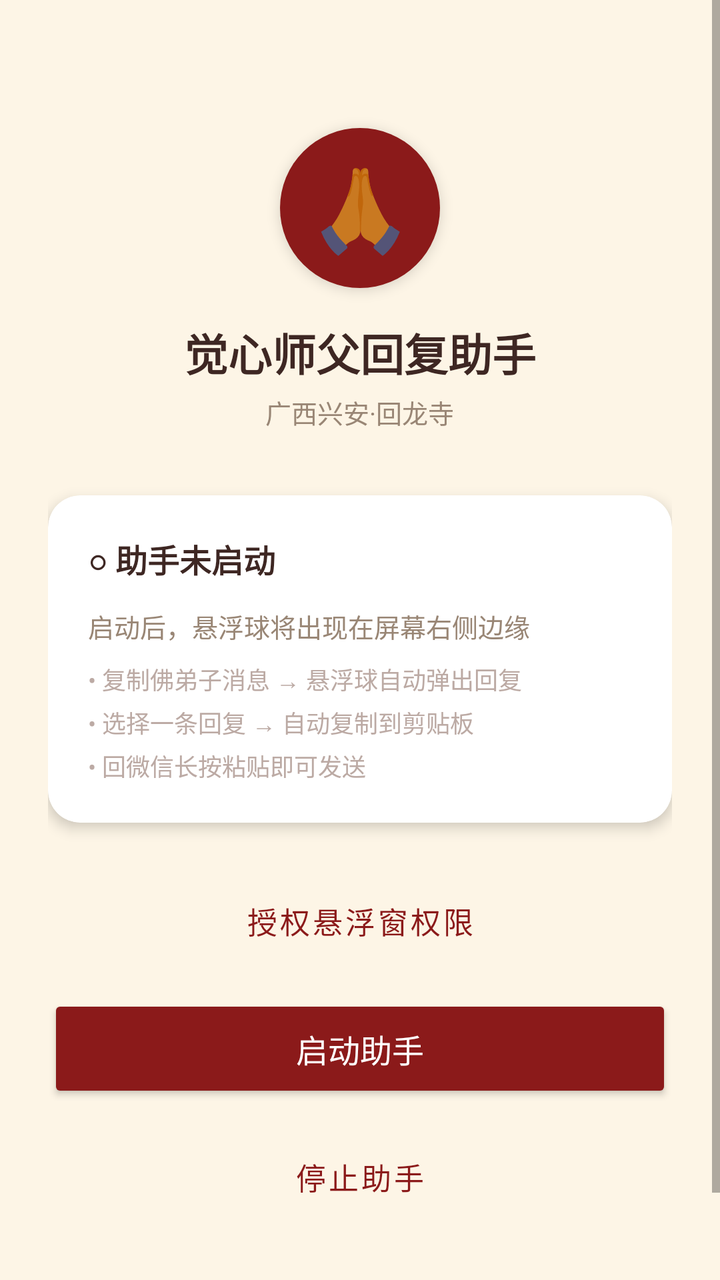
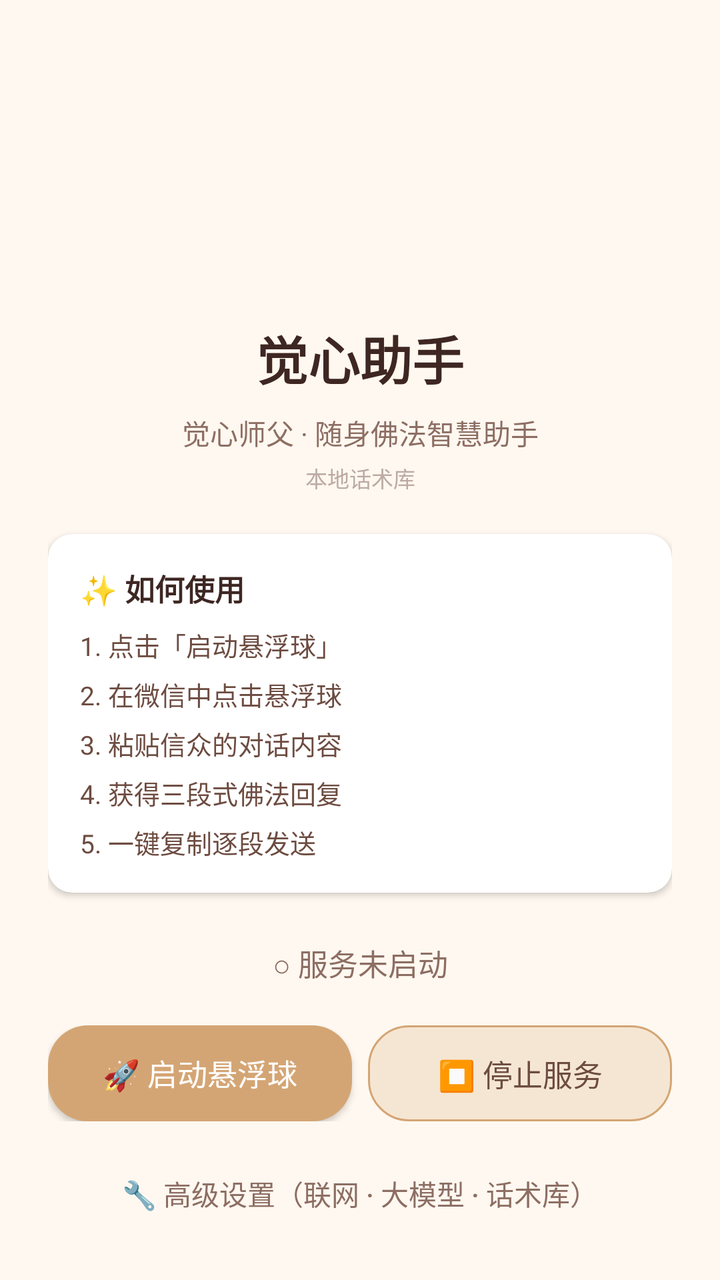

Compare the two renders of this Android layout. The source of the first and the diff that turns it into the second are given below.
<!-- AndroidManifest.xml: activity theme Theme.JuexinAssistant -->
<!-- res/layout/activity_main.xml -->
<?xml version="1.0" encoding="utf-8"?>
<ScrollView xmlns:android="http://schemas.android.com/apk/res/android"
    xmlns:app="http://schemas.android.com/apk/res-auto"
    android:layout_width="match_parent"
    android:layout_height="match_parent"
    android:background="#FDF5E6">

    <LinearLayout
        android:layout_width="match_parent"
        android:layout_height="wrap_content"
        android:orientation="vertical"
        android:padding="24dp"
        android:gravity="center_horizontal">

        
        <TextView
            android:layout_width="80dp"
            android:layout_height="80dp"
            android:layout_marginTop="40dp"
            android:layout_marginBottom="16dp"
            android:gravity="center"
            android:text="🙏"
            android:textSize="40sp"
            android:background="@drawable/bg_circle_red"
            android:elevation="4dp" />

        
        <TextView
            android:layout_width="wrap_content"
            android:layout_height="wrap_content"
            android:text="觉心师父回复助手"
            android:textSize="22sp"
            android:textColor="#3E2723"
            android:textStyle="bold"
            android:layout_marginBottom="4dp" />

        <TextView
            android:layout_width="wrap_content"
            android:layout_height="wrap_content"
            android:text="广西兴安·回龙寺"
            android:textSize="13sp"
            android:textColor="#998675"
            android:layout_marginBottom="32dp" />

        
        <androidx.cardview.widget.CardView
            android:layout_width="match_parent"
            android:layout_height="wrap_content"
            android:layout_marginBottom="24dp"
            app:cardCornerRadius="16dp"
            app:cardElevation="4dp"
            app:cardBackgroundColor="#FFFFFF">

            <LinearLayout
                android:layout_width="match_parent"
                android:layout_height="wrap_content"
                android:orientation="vertical"
                android:padding="20dp">

                <TextView
                    android:id="@+id/tv_status"
                    android:layout_width="wrap_content"
                    android:layout_height="wrap_content"
                    android:text="○ 助手未启动"
                    android:textSize="16sp"
                    android:textColor="#3E2723"
                    android:textStyle="bold"
                    android:layout_marginBottom="12dp" />

                <TextView
                    android:layout_width="wrap_content"
                    android:layout_height="wrap_content"
                    android:text="启动后，悬浮球将出现在屏幕右侧边缘"
                    android:textSize="13sp"
                    android:textColor="#998675"
                    android:layout_marginBottom="8dp" />

                <TextView
                    android:layout_width="wrap_content"
                    android:layout_height="wrap_content"
                    android:text="• 复制佛弟子消息 → 悬浮球自动弹出回复\n• 选择一条回复 → 自动复制到剪贴板\n• 回微信长按粘贴即可发送"
                    android:textSize="12sp"
                    android:textColor="#BCAAA4"
                    android:lineSpacingExtra="4dp" />
            </LinearLayout>
        </androidx.cardview.widget.CardView>

        
        <Button
            android:id="@+id/btn_floating_permission"
            android:layout_width="match_parent"
            android:layout_height="50dp"
            android:text="授权悬浮窗权限"
            android:textSize="15sp"
            android:textColor="#8B1A1A"
            android:backgroundTint="#FDF5E6"
            app:strokeColor="#8B1A1A"
            app:strokeWidth="1dp"
            app:cornerRadius="12dp"
            android:layout_marginBottom="12dp"
            style="?attr/materialButtonOutlinedStyle" />

        
        <Button
            android:id="@+id/btn_start_service"
            android:layout_width="match_parent"
            android:layout_height="54dp"
            android:text="启动助手"
            android:textSize="16sp"
            android:textColor="#FFFFFF"
            app:backgroundTint="#8B1A1A"
            app:cornerRadius="12dp"
            android:layout_marginBottom="12dp"
            android:elevation="4dp" />

        
        <Button
            android:id="@+id/btn_stop_service"
            android:layout_width="match_parent"
            android:layout_height="50dp"
            android:text="停止助手"
            android:textSize="15sp"
            android:textColor="#8B1A1A"
            android:backgroundTint="#FDF5E6"
            app:strokeColor="#8B1A1A"
            app:strokeWidth="1dp"
            app:cornerRadius="12dp"
            android:enabled="false"
            style="?attr/materialButtonOutlinedStyle" />

        
        <TextView
            android:layout_width="wrap_content"
            android:layout_height="wrap_content"
            android:layout_marginTop="32dp"
            android:text="阿弥陀佛 · 一切随缘"
            android:textSize="12sp"
            android:textColor="#BCAAA4" />

    </LinearLayout>
</ScrollView>
<!-- resources referenced by this layout -->
<resources>
  <!-- drawable bg_circle_red (drawable) -->
  <?xml version="1.0" encoding="utf-8"?>
  <shape xmlns:android="http://schemas.android.com/apk/res/android"
      android:shape="oval">
      <solid android:color="#8B1A1A" />
  </shape>
  <style name="Theme.JuexinAssistant" parent="Theme.MaterialComponents.Light.NoActionBar">
          <item name="colorPrimary">#8B1A1A</item>
          <item name="colorPrimaryVariant">#6D1414</item>
          <item name="colorOnPrimary">#FFFFFF</item>
          <item name="colorSecondary">#C9A96E</item>
          <item name="colorOnSecondary">#3E2723</item>
          <item name="android:statusBarColor">#8B1A1A</item>
          <item name="android:navigationBarColor">#FDF5E6</item>
          <item name="android:windowLightStatusBar">false</item>
      </style>
</resources>

<!-- the commit's change to res/layout/activity_main.xml (unified diff, before → after) -->
@@ -1,141 +1,147 @@
 <?xml version="1.0" encoding="utf-8"?>
-<ScrollView xmlns:android="http://schemas.android.com/apk/res/android"
+<LinearLayout xmlns:android="http://schemas.android.com/apk/res/android"
     xmlns:app="http://schemas.android.com/apk/res-auto"
     android:layout_width="match_parent"
     android:layout_height="match_parent"
-    android:background="#FDF5E6">
+    android:orientation="vertical"
+    android:gravity="center_horizontal"
+    android:padding="24dp"
+    android:background="#FFF8F0">
 
+    
+    <ImageView
+        android:layout_width="80dp"
+        android:layout_height="80dp"
+        android:src="@mipmap/ic_launcher"
+        android:layout_marginTop="40dp"
+        android:layout_marginBottom="16dp"
+        android:contentDescription="觉心佛法助手" />
+
+    
+    <TextView
+        android:layout_width="match_parent"
+        android:layout_height="wrap_content"
+        android:text="@string/app_name"
+        android:textSize="26sp"
+        android:textColor="#3E2723"
+        android:textStyle="bold"
+        android:gravity="center"
+        android:layout_marginBottom="8dp" />
+
+    
+    <TextView
+        android:layout_width="match_parent"
+        android:layout_height="wrap_content"
+        android:text="觉心师父 · 随身佛法智慧助手"
+        android:textSize="14sp"
+        android:textColor="#8D6E63"
+        android:gravity="center"
+        android:layout_marginBottom="4dp" />
+
+    
+    <TextView
+        android:id="@+id/tv_script_info"
+        android:layout_width="match_parent"
+        android:layout_height="wrap_content"
+        android:text="本地话术库"
+        android:textSize="11sp"
+        android:textColor="#BCAAA4"
+        android:gravity="center"
+        android:layout_marginBottom="20dp" />
+
+    
+    <androidx.cardview.widget.CardView
+        android:layout_width="match_parent"
+        android:layout_height="wrap_content"
+        android:layout_marginBottom="24dp"
+        app:cardCornerRadius="12dp"
+        app:cardElevation="2dp"
+        app:cardBackgroundColor="@android:color/white">
+
+        <LinearLayout
+            android:layout_width="match_parent"
+            android:layout_height="wrap_content"
+            android:orientation="vertical"
+            android:padding="16dp">
+
+            <TextView
+                android:layout_width="match_parent"
+                android:layout_height="wrap_content"
+                android:text="✨ 如何使用"
+                android:textSize="15sp"
+                android:textColor="#3E2723"
+                android:textStyle="bold"
+                android:layout_marginBottom="8dp" />
+
+            <TextView
+                android:layout_width="match_parent"
+                android:layout_height="wrap_content"
+                android:text="1. 点击「启动悬浮球」\n2. 在微信中点击悬浮球\n3. 粘贴信众的对话内容\n4. 获得三段式佛法回复\n5. 一键复制逐段发送"
+                android:textSize="13sp"
+                android:textColor="#6D4C41"
+                android:lineSpacingExtra="6dp" />
+        </LinearLayout>
+    </androidx.cardview.widget.CardView>
+
+    
+    <TextView
+        android:id="@+id/tv_service_status"
+        android:layout_width="match_parent"
+        android:layout_height="wrap_content"
+        android:text="○ 服务未启动"
+        android:textSize="15sp"
+        android:textColor="#8D6E63"
+        android:gravity="center"
+        android:layout_marginBottom="20dp" />
+
+    
     <LinearLayout
         android:layout_width="match_parent"
         android:layout_height="wrap_content"
-        android:orientation="vertical"
-        android:padding="24dp"
-        android:gravity="center_horizontal">
+        android:orientation="horizontal"
+        android:gravity="center"
+        android:layout_marginBottom="12dp">
 
-        
-        <TextView
-            android:layout_width="80dp"
-            android:layout_height="80dp"
-            android:layout_marginTop="40dp"
-            android:layout_marginBottom="16dp"
-            android:gravity="center"
-            android:text="🙏"
-            android:textSize="40sp"
-            android:background="@drawable/bg_circle_red"
-            android:elevation="4dp" />
-
-        
-        <TextView
-            android:layout_width="wrap_content"
-            android:layout_height="wrap_content"
-            android:text="觉心师父回复助手"
-            android:textSize="22sp"
-            android:textColor="#3E2723"
-            android:textStyle="bold"
-            android:layout_marginBottom="4dp" />
-
-        <TextView
-            android:layout_width="wrap_content"
-            android:layout_height="wrap_content"
-            android:text="广西兴安·回龙寺"
-            android:textSize="13sp"
-            android:textColor="#998675"
-            android:layout_marginBottom="32dp" />
-
-        
-        <androidx.cardview.widget.CardView
-            android:layout_width="match_parent"
-            android:layout_height="wrap_content"
-            android:layout_marginBottom="24dp"
-            app:cardCornerRadius="16dp"
-            app:cardElevation="4dp"
-            app:cardBackgroundColor="#FFFFFF">
-
-            <LinearLayout
-                android:layout_width="match_parent"
-                android:layout_height="wrap_content"
-                android:orientation="vertical"
-                android:padding="20dp">
-
-                <TextView
-                    android:id="@+id/tv_status"
-                    android:layout_width="wrap_content"
-                    android:layout_height="wrap_content"
-                    android:text="○ 助手未启动"
-                    android:textSize="16sp"
-                    android:textColor="#3E2723"
-                    android:textStyle="bold"
-                    android:layout_marginBottom="12dp" />
-
-                <TextView
-                    android:layout_width="wrap_content"
-                    android:layout_height="wrap_content"
-                    android:text="启动后，悬浮球将出现在屏幕右侧边缘"
-                    android:textSize="13sp"
-                    android:textColor="#998675"
-                    android:layout_marginBottom="8dp" />
-
-                <TextView
-                    android:layout_width="wrap_content"
-                    android:layout_height="wrap_content"
-                    android:text="• 复制佛弟子消息 → 悬浮球自动弹出回复\n• 选择一条回复 → 自动复制到剪贴板\n• 回微信长按粘贴即可发送"
-                    android:textSize="12sp"
-                    android:textColor="#BCAAA4"
-                    android:lineSpacingExtra="4dp" />
-            </LinearLayout>
-        </androidx.cardview.widget.CardView>
-
-        
-        <Button
-            android:id="@+id/btn_floating_permission"
-            android:layout_width="match_parent"
-            android:layout_height="50dp"
-            android:text="授权悬浮窗权限"
-            android:textSize="15sp"
-            android:textColor="#8B1A1A"
-            android:backgroundTint="#FDF5E6"
-            app:strokeColor="#8B1A1A"
-            app:strokeWidth="1dp"
-            app:cornerRadius="12dp"
-            android:layout_marginBottom="12dp"
-            style="?attr/materialButtonOutlinedStyle" />
-
-        
         <Button
             android:id="@+id/btn_start_service"
-            android:layout_width="match_parent"
-            android:layout_height="54dp"
-            android:text="启动助手"
-            android:textSize="16sp"
-            android:textColor="#FFFFFF"
-            app:backgroundTint="#8B1A1A"
-            app:cornerRadius="12dp"
-            android:layout_marginBottom="12dp"
-            android:elevation="4dp" />
+            android:layout_width="0dp"
+            android:layout_height="48dp"
+            android:layout_weight="1"
+            android:text="🚀 启动悬浮球"
+            android:textSize="15sp"
+            android:textColor="@android:color/white"
+            android:background="@drawable/bg_btn_primary"
+            android:layout_marginEnd="8dp" />
 
-        
         <Button
             android:id="@+id/btn_stop_service"
-            android:layout_width="match_parent"
-            android:layout_height="50dp"
-            android:text="停止助手"
+            android:layout_width="0dp"
+            android:layout_height="48dp"
+            android:layout_weight="1"
+            android:text="⏹ 停止服务"
             android:textSize="15sp"
-            android:textColor="#8B1A1A"
-            android:backgroundTint="#FDF5E6"
-            app:strokeColor="#8B1A1A"
-            app:strokeWidth="1dp"
-            app:cornerRadius="12dp"
-            android:enabled="false"
-            style="?attr/materialButtonOutlinedStyle" />
+            android:textColor="#6D4C41"
+            android:background="@drawable/bg_btn_secondary"
+            android:enabled="false" />
+    </LinearLayout>
 
-        
-        <TextView
-            android:layout_width="wrap_content"
-            android:layout_height="wrap_content"
-            android:layout_marginTop="32dp"
-            android:text="阿弥陀佛 · 一切随缘"
-            android:textSize="12sp"
-            android:textColor="#BCAAA4" />
+    <Button
+        android:id="@+id/btn_settings"
+        android:layout_width="match_parent"
+        android:layout_height="48dp"
+        android:text="🔧 高级设置（联网 · 大模型 · 话术库）"
+        android:textSize="14sp"
+        android:textColor="#8D6E63"
+        android:background="@android:color/transparent"
+        android:layout_marginBottom="20dp" />
 
-    </LinearLayout>
-</ScrollView>
+    
+    <TextView
+        android:layout_width="match_parent"
+        android:layout_height="wrap_content"
+        android:text="💡 在 App Info 中授予「在其他应用上层显示」权限"
+        android:textSize="11sp"
+        android:textColor="#BCAAA4"
+        android:gravity="center" />
+
+</LinearLayout>
<!-- resource entries referenced after the edit -->
@@ -1,20 +1,66 @@
 <!-- resources referenced by this layout -->
 <resources>
-  <!-- drawable bg_circle_red (drawable) -->
+  <!-- drawable bg_btn_primary (drawable) -->
   <?xml version="1.0" encoding="utf-8"?>
   <shape xmlns:android="http://schemas.android.com/apk/res/android"
-      android:shape="oval">
-      <solid android:color="#8B1A1A" />
+      android:shape="rectangle">
+      <solid android:color="#D4A574" />
+      <corners android:radius="20dp" />
   </shape>
-  <style name="Theme.JuexinAssistant" parent="Theme.MaterialComponents.Light.NoActionBar">
-          <item name="colorPrimary">#8B1A1A</item>
-          <item name="colorPrimaryVariant">#6D1414</item>
-          <item name="colorOnPrimary">#FFFFFF</item>
-          <item name="colorSecondary">#C9A96E</item>
-          <item name="colorOnSecondary">#3E2723</item>
-          <item name="android:statusBarColor">#8B1A1A</item>
-          <item name="android:navigationBarColor">#FDF5E6</item>
-          <item name="android:windowLightStatusBar">false</item>
+  <!-- drawable bg_btn_secondary (drawable) -->
+  <?xml version="1.0" encoding="utf-8"?>
+  <shape xmlns:android="http://schemas.android.com/apk/res/android"
+      android:shape="rectangle">
+      <solid android:color="#F5E6D3" />
+      <corners android:radius="20dp" />
+      <stroke android:width="1dp" android:color="#D4A574" />
+  </shape>
+  <!-- mipmap ic_launcher (mipmap-anydpi-v26) -->
+  <?xml version="1.0" encoding="utf-8"?>
+  <adaptive-icon xmlns:android="http://schemas.android.com/apk/res/android">
+      <background android:drawable="@drawable/ic_launcher_background"/>
+      <foreground android:drawable="@drawable/ic_launcher_foreground"/>
+  </adaptive-icon>
+  <string name="app_name">觉心助手</string>
+  <style name="Theme.JuexinAssistant" parent="Theme.AppCompat.Light.NoActionBar">
+          <item name="colorPrimary">#D4A574</item>
+          <item name="colorPrimaryDark">#8D6E63</item>
+          <item name="colorAccent">#C9A96E</item>
+          <item name="android:statusBarColor">#FFF8F0</item>
+          <item name="android:windowBackground">#FFF8F0</item>
       </style>
+  <!-- drawable ic_launcher_background (drawable) -->
+  <?xml version="1.0" encoding="utf-8"?>
+  <vector xmlns:android="http://schemas.android.com/apk/res/android"
+      android:width="108dp"
+      android:height="108dp"
+      android:viewportWidth="108"
+      android:viewportHeight="108">
+      <path
+          android:fillColor="#8B1A1A"
+          android:pathData="M0,0h108v108H0z" />
+  </vector>
+  <!-- drawable ic_launcher_foreground (drawable) -->
+  <?xml version="1.0" encoding="utf-8"?>
+  <vector xmlns:android="http://schemas.android.com/apk/res/android"
+      android:width="108dp"
+      android:height="108dp"
+      android:viewportWidth="108"
+      android:viewportHeight="108">
+      
+      <path
+          android:fillColor="#FFFFFF"
+          android:fillAlpha="0.3"
+          android:pathData="M54,54m-30,0a30,30 0,1 1,60 0a30,30 0,1 1,-60 0" />
+      
+      <path
+          android:fillColor="#FFFFFF"
+          android:fillAlpha="0.6"
+          android:pathData="M54,54m-22,0a22,22 0,1 1,44 0a22,22 0,1 1,-44 0" />
+      
+      <path
+          android:fillColor="#FFFFFF"
+          android:pathData="M54,54m-8,0a8,8 0,1 1,16 0a8,8 0,1 1,-16 0" />
+  </vector>
 </resources>
 
